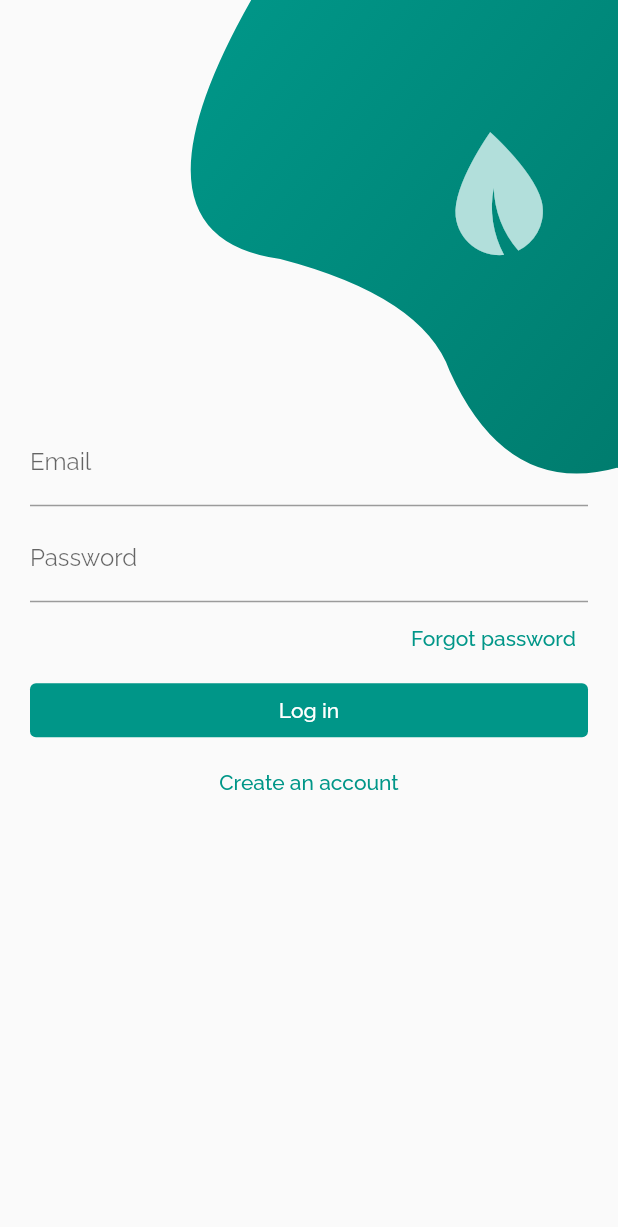
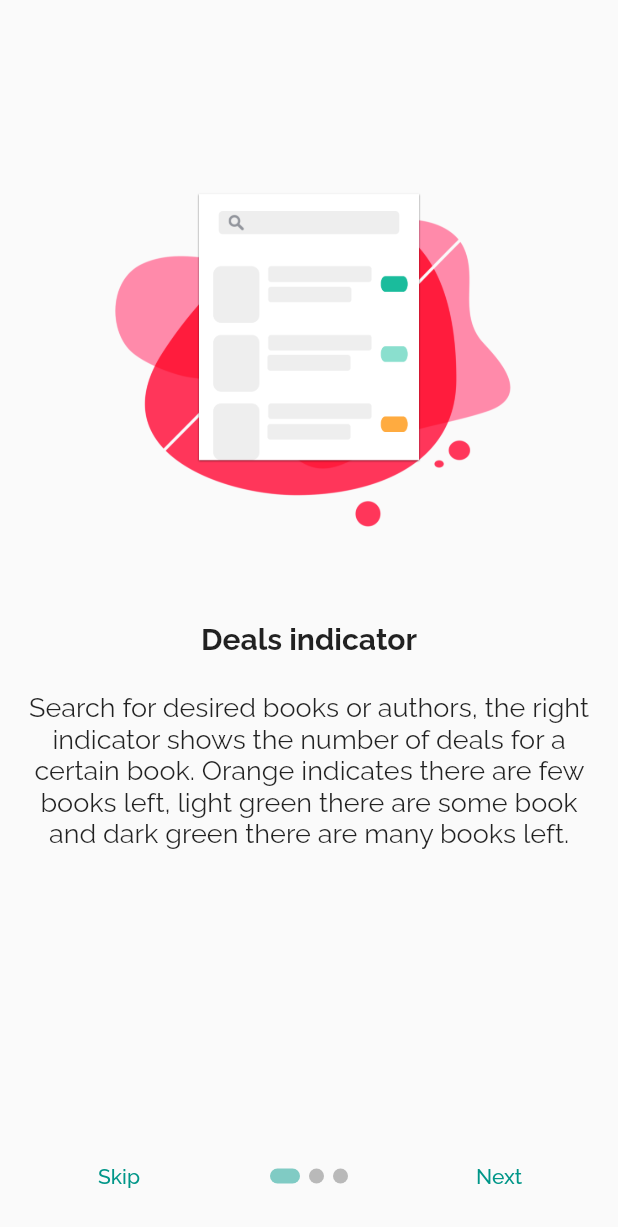
Before and after one commit to sohaibnomanahmed/pensum, a Flutter app: the screen it shows after launch, on a phone screen of 412 x 824 dp. Shown: the top 1227 px of the screen. Run offline on Flutter 3.47's test engine with Material 2 defaults, Android fonts, the phone set to English and light mode, and no system bars; drawn by our look-alikes of introduction_screen; our stand-ins replace cloud_firestore, firebase_auth, firebase_core, firebase_crashlytics, firebase_database, firebase_messaging and 12 more; accounts and stored records are empty.

Commit message:
Add onboard screen.

```diff
--- a/lib/authentication/home_page.dart
+++ b/lib/authentication/home_page.dart
@@ -6,6 +6,7 @@ import 'package:leaf/notifications/notification_provider.dart';
 import 'package:leaf/notifications/widgets/badge.dart';
 import 'package:leaf/presence/presence_provider.dart';
 import 'package:provider/provider.dart';
+import 'package:showcaseview/showcaseview.dart';
 
 import '../following/follow_page.dart';
 import '../following/follow_provider.dart';
@@ -38,7 +39,9 @@ class _HomePageState extends State<HomePage> with WidgetsBindingObserver {
         }
         return MaterialPageRoute(
           builder: (_) => ChangeNotifierProvider(
-              create: (_) => DealsProvider(), child: DealsPage(args as Book)),
+              create: (_) => DealsProvider(),
+              child: ShowCaseWidget(
+                  builder: Builder(builder: (_) => DealsPage(args as Book)))),
         );
       default:
         return MaterialPageRoute(builder: (_) => PageNotFound());
--- /dev/null
+++ b/lib/authentication/onboarding_page.dart
@@ -0,0 +1,60 @@
+import 'package:flutter/material.dart';
+import 'package:introduction_screen/introduction_screen.dart';
+import 'package:shared_preferences/shared_preferences.dart';
+
+class OnboardingPage extends StatelessWidget {
+  final OverlayEntry? overlayEntry;
+  static const routeName = '/Onboarding';
+
+  OnboardingPage(this.overlayEntry, {Key? key}) : super(key: key);
+
+  @override
+  Widget build(BuildContext context) {
+    return IntroductionScreen(
+      pages: [
+        PageViewModel(
+            title: 'Deals indicator',
+            body:
+                'Search for desired books or authors, the right indicator shows the number of deals for a certain book. Orange indicates there are few books left, light green there are some book and dark green there are many books left.',
+            image: Image.asset(
+              'assets/images/onboard1.png',
+              height: 280,
+            )),
+        PageViewModel(
+            title: 'Fast message',
+            body:
+                'In the deals section you can send messages to people, Pro tip: long press the message button to send a fast message from the same page.',
+            image: Image.asset(
+              'assets/images/onboard2.png',
+              height: 280,
+            )),
+        PageViewModel(
+            title: 'Chat options',
+            body:
+                'In the chat page you can send locations and photos to easily communicate with each other you can also see if the other person in online or not. shapes designed by starline / Freepik',
+            image: Image.asset(
+              'assets/images/onboard3.png',
+              height: 280,
+            )),
+      ],
+      showSkipButton: true,
+      skip: const Text('Skip'),
+      next: const Text('Next'),
+      done: const Text('Done'),
+      onDone: () async {
+        // When done button is press
+        final sharedPreferences = await SharedPreferences.getInstance();
+        await sharedPreferences.setBool('ONBOARD', false);
+        overlayEntry!.remove();
+      },
+      dotsDecorator: DotsDecorator(
+          size: const Size.square(10.0),
+          activeSize: const Size(20.0, 10.0),
+          activeColor: Theme.of(context).backgroundColor,
+          color: Colors.black26,
+          spacing: const EdgeInsets.symmetric(horizontal: 3.0),
+          activeShape: RoundedRectangleBorder(
+              borderRadius: BorderRadius.circular(25.0))),
+    );
+  }
+}
--- a/lib/deals/deals_page.dart
+++ b/lib/deals/deals_page.dart
@@ -89,6 +89,7 @@ class _DealsPageState extends State<DealsPage> {
                   description:
                       'Follow a book to receive notifications on new deals',
                   contentPadding: EdgeInsets.all(10),
+                  shapeBorder: RoundedRectangleBorder(),
                   showArrow: false,
                   child: ElevatedButton(
                     style: ElevatedButton.styleFrom(tapTargetSize: MaterialTapTargetSize.shrinkWrap),
--- a/lib/main.dart
+++ b/lib/main.dart
@@ -5,8 +5,9 @@ import 'package:firebase_core/firebase_core.dart';
 import 'package:flutter/material.dart';
 import 'package:flutter/services.dart';
 import 'package:google_fonts/google_fonts.dart';
+import 'package:leaf/authentication/onboarding_page.dart';
 import 'package:provider/provider.dart';
-import 'package:showcaseview/showcaseview.dart';
+import 'package:shared_preferences/shared_preferences.dart';
 
 import 'presence/presence_provider.dart';
 import 'profile/profile_page.dart';
@@ -19,7 +20,7 @@ import 'messages/messages_provider.dart';
 import 'global/404_page.dart';
 import 'notifications/notification_provider.dart';
 
-// ------------- EMULATOR -----------------
+// ------------- FIREBASE EMULATOR -----------------
 // import 'package:flutter/foundation.dart';
 // import 'package:cloud_firestore/cloud_firestore.dart';
 // import 'package:firebase_storage/firebase_storage.dart';
@@ -28,7 +29,7 @@ Future<void> main() async {
   WidgetsFlutterBinding.ensureInitialized();
   await Firebase.initializeApp();
 
-  // ------------- EMULATOR -----------------
+  // ------------- FIREBASE EMULATOR -----------------
   // // Switch host based on platform.
   // final host = defaultTargetPlatform == TargetPlatform.android
   //     ? '10.0.2.2:9080'
@@ -50,7 +51,8 @@ Future<void> main() async {
     // Pass all uncaught errors from the framework to Crashlytics.
     FlutterError.onError = FirebaseCrashlytics.instance.recordFlutterError;
   }
-
+  // check if onboarding is needed
+  _sharedPreferences = await SharedPreferences.getInstance();
   await FirebaseAuth.instance.authStateChanges().isEmpty;
   SystemChrome.setSystemUIOverlayStyle(SystemUiOverlayStyle(
       statusBarColor: Colors.transparent, // for Android
@@ -59,6 +61,10 @@ Future<void> main() async {
       ));
   runApp(MyApp());
 }
+
+// shared prefrences to check if onboarding is complete or not
+late SharedPreferences _sharedPreferences;
+bool lock = false;
 
 class MyApp extends StatelessWidget {
   // This widget is the root of your application.
@@ -89,6 +95,14 @@ class MyApp extends StatelessWidget {
                     borderRadius: BorderRadius.circular(10)))),
         home: Consumer<User?>(
           builder: (context, user, child) {
+            if (_sharedPreferences.getBool('ONBOARD') ?? true && !lock) {
+              // avoid race conditions
+              lock = true;
+              late OverlayEntry onboardingScreen;
+              onboardingScreen = OverlayEntry(
+                  builder: (_) => OnboardingPage(onboardingScreen));
+              WidgetsBinding.instance!.addPostFrameCallback((_) => Overlay.of(context)!.insert(onboardingScreen));
+            }
             return (user == null || !user.emailVerified)
                 ? AuthenticationPage()
                 : MultiProvider(
@@ -100,7 +114,7 @@ class MyApp extends StatelessWidget {
                         create: (ctx) => PresenceProvider(),
                       ),
                     ],
-                    child: ShowCaseWidget(builder: Builder(builder: (_) => HomePage())),
+                    child: HomePage(),
                   );
           },
         ),
@@ -118,7 +132,9 @@ class MyApp extends StatelessWidget {
               final rid = args['id'];
               final receiverImage = args['image'];
               final receiverName = args['name'];
-              if(rid == null || receiverName == null || receiverImage == null){
+              if (rid == null ||
+                  receiverName == null ||
+                  receiverImage == null) {
                 return MaterialPageRoute(builder: (_) => PageNotFound());
               }
               return MaterialPageRoute(
@@ -133,7 +149,7 @@ class MyApp extends StatelessWidget {
               );
             case ProfilePage.routeName:
               final uid = settings.arguments as String?;
-              if(uid == null){
+              if (uid == null) {
                 return MaterialPageRoute(builder: (_) => PageNotFound());
               }
               return MaterialPageRoute(
--- a/pubspec.yaml
+++ b/pubspec.yaml
@@ -79,6 +79,9 @@ dependencies:
   # shared preferences
   shared_preferences: ^2.0.6
 
+  # onboarding screen
+  introduction_screen: ^2.1.0
+
 dev_dependencies:
   flutter_test:
     sdk: flutter
@@ -119,6 +122,9 @@ flutter:
     - assets/images/robot.png
     - assets/images/error.png
     - assets/images/motor_cycle.png
+    - assets/images/onboard1.png
+    - assets/images/onboard2.png
+    - assets/images/onboard3.png
     - assets/fonts/Raleway/static/
   #   - images/a_dot_ham.jpeg
 
```
Also changed, not shown: assets/images/onboard1.png (added), assets/images/onboard2.png (added), assets/images/onboard3.png (added), pubspec.lock.
